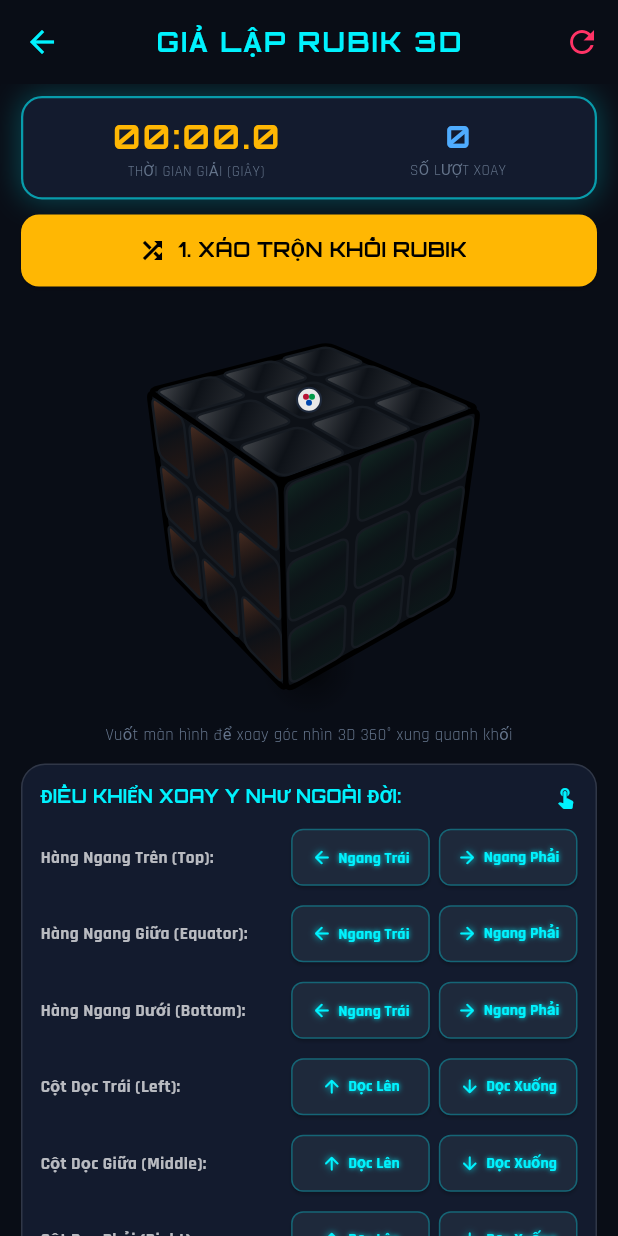
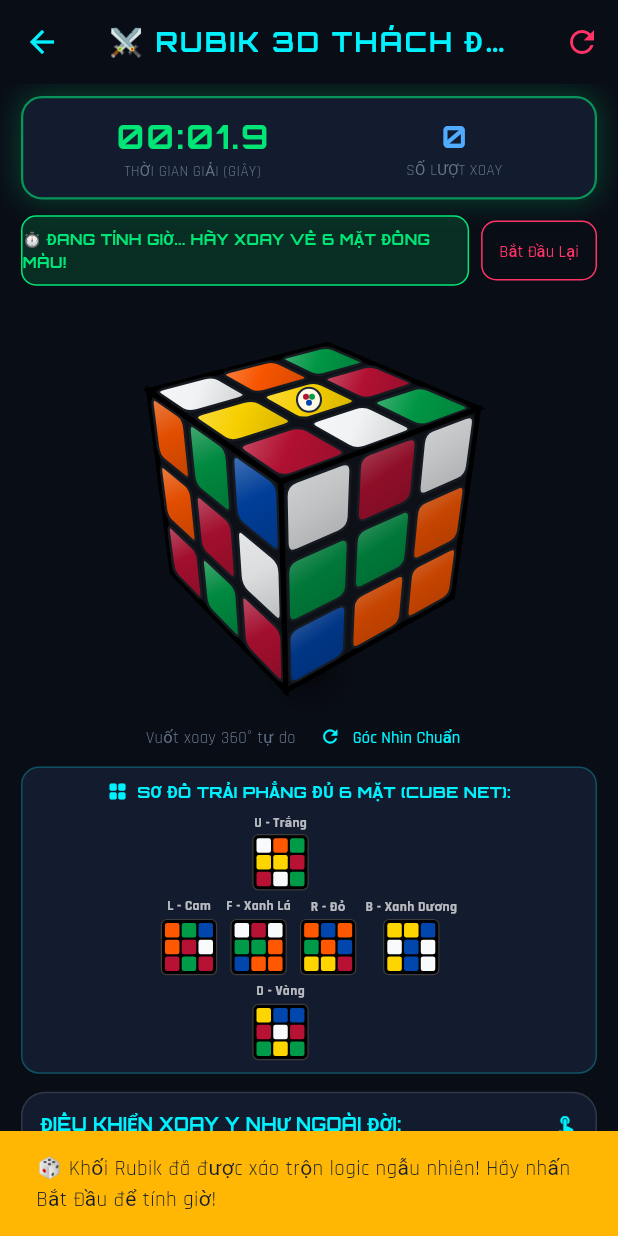
Before and after one commit to phuchh9999-sketch/DACC_LTDD_GODDY, a Flutter app: the RubikScreen screen opened directly, on a phone screen of 412 x 824 dp. Run offline on Flutter 3.47's test engine with Material 3 defaults, Android fonts, the phone set to English and light mode, and no system bars; our stand-ins replace google_fonts, qr_flutter, sensors_plus, shared_preferences; accounts and stored records are empty.

Commit message:
feat(rubik): add full 6-face live net diagram, free 360 rotation, and fix all rotation logic

```diff
--- a/goddy/lib/screens/games/rubik/rubik_cube_widget.dart
+++ b/goddy/lib/screens/games/rubik/rubik_cube_widget.dart
@@ -1,3 +1,4 @@
+import 'dart:async';
 import 'dart:math';
 import 'package:flutter/material.dart';
 import '../../../core/theme.dart';
@@ -22,6 +23,7 @@
   double _rotY = 0.65;
 
   late AnimationController _turnController;
+  Timer? _activeMoveTimer;
   String _activeMove = '';
 
   // 6 faces: 0=Up(White), 1=Down(Yellow), 2=Front(Green), 3=Back(Blue), 4=Right(Red), 5=Left(Orange)
@@ -47,6 +49,7 @@
 
   @override
   void dispose() {
+    _activeMoveTimer?.cancel();
     _turnController.dispose();
     super.dispose();
   }
@@ -61,6 +64,15 @@
         List.filled(9, cRed),    // 4 Right
         List.filled(9, cOrange), // 5 Left
       ];
+    });
+  }
+
+  List<List<Color>> get faces => _faces;
+
+  void resetCameraView() {
+    setState(() {
+      _rotX = -0.55;
+      _rotY = 0.65;
     });
   }
 
@@ -84,21 +96,20 @@
   }
 
   void executeMove(String move, {bool animate = true}) {
-    if (animate) {
     _activeMove = move;
-      _turnController.forward(from: 0.0).then((_) {
     _applyMoveLogic(move);
-        _turnController.reset();
-        _activeMove = '';
     widget.onMoveExecuted?.call();
     widget.onMoveName?.call(move);
     setState(() {});
+
+    _activeMoveTimer?.cancel();
+    _activeMoveTimer = Timer(const Duration(milliseconds: 200), () {
+      if (mounted && _activeMove == move) {
+        setState(() {
+          _activeMove = '';
         });
-    } else {
-      _applyMoveLogic(move);
-      widget.onMoveExecuted?.call();
-      setState(() {});
       }
+    });
   }
 
   void _applyMoveLogic(String move) {
@@ -106,29 +117,29 @@
       // Hàng ngang trên (Top Layer)
       case 'U':
         _rotateFaceClockwise(0);
-        _cycleEdges([2, 4, 3, 5], [0, 1, 2], [0, 1, 2], [0, 1, 2], [0, 1, 2]);
+        _cycleEdges([2, 5, 3, 4], [0, 1, 2], [0, 1, 2], [0, 1, 2], [0, 1, 2]);
         break;
       case "U'":
         _rotateFaceCounterClockwise(0);
-        _cycleEdges([5, 3, 4, 2], [0, 1, 2], [0, 1, 2], [0, 1, 2], [0, 1, 2]);
+        _cycleEdges([2, 4, 3, 5], [0, 1, 2], [0, 1, 2], [0, 1, 2], [0, 1, 2]);
         break;
 
       // Hàng ngang giữa (Equator Layer)
       case 'E':
-        _cycleEdges([2, 5, 3, 4], [3, 4, 5], [3, 4, 5], [3, 4, 5], [3, 4, 5]);
+        _cycleEdges([2, 4, 3, 5], [3, 4, 5], [3, 4, 5], [3, 4, 5], [3, 4, 5]);
         break;
       case "E'":
-        _cycleEdges([2, 4, 3, 5], [3, 4, 5], [3, 4, 5], [3, 4, 5], [3, 4, 5]);
+        _cycleEdges([2, 5, 3, 4], [3, 4, 5], [3, 4, 5], [3, 4, 5], [3, 4, 5]);
         break;
 
       // Hàng ngang dưới (Bottom Layer)
       case 'D':
         _rotateFaceClockwise(1);
-        _cycleEdges([2, 5, 3, 4], [6, 7, 8], [6, 7, 8], [6, 7, 8], [6, 7, 8]);
+        _cycleEdges([2, 4, 3, 5], [6, 7, 8], [6, 7, 8], [6, 7, 8], [6, 7, 8]);
         break;
       case "D'":
         _rotateFaceCounterClockwise(1);
-        _cycleEdges([4, 3, 5, 2], [6, 7, 8], [6, 7, 8], [6, 7, 8], [6, 7, 8]);
+        _cycleEdges([2, 5, 3, 4], [6, 7, 8], [6, 7, 8], [6, 7, 8], [6, 7, 8]);
         break;
 
       // Cột dọc phải (Right Column)
@@ -232,7 +243,6 @@
         setState(() {
           _rotY += details.delta.dx * 0.015;
           _rotX -= details.delta.dy * 0.015;
-          _rotX = _rotX.clamp(-1.45, 1.45);
         });
       },
       child: Center(
@@ -459,9 +469,14 @@
       final cBR = _transform(fCenter + uAxis * L + vAxis * L).project(center, fov);
       final cBL = _transform(fCenter - uAxis * L + vAxis * L).project(center, fov);
 
-      final faceBaseQuad = _buildRoundedQuad([cTL, cTR, cBR, cBL], 0.05);
-      canvas.drawPath(faceBaseQuad, blackBodyPaint);
-      canvas.drawPath(faceBaseQuad, outerChamferPaint);
+      final faceBasePath = Path()
+        ..moveTo(cTL.dx, cTL.dy)
+        ..lineTo(cTR.dx, cTR.dy)
+        ..lineTo(cBR.dx, cBR.dy)
+        ..lineTo(cBL.dx, cBL.dy)
+        ..close();
+      canvas.drawPath(faceBasePath, blackBodyPaint);
+      canvas.drawPath(faceBasePath, outerChamferPaint);
 
       // 2. Draw 9 Rounded Chamfered Stickers (3x3 grid)
       const double step = (2 * L) / 3.0;
@@ -485,10 +500,10 @@
           // Build realistic rounded corner sticker polygon in 3D perspective
           final stickerPath = _buildRoundedQuad([p0, p1, p2, p3], 0.16);
 
-          // Realistic 3D shading
-          final brightness = 0.76 + 0.24 * vf.diffuse;
+          // Realistic 3D shading with 100% full opacity (alpha = 255)
+          final brightness = (0.78 + 0.22 * vf.diffuse).clamp(0.0, 1.0);
           final baseShaded = Color.fromARGB(
-            color.a.toInt(),
+            255,
             (color.r * 255 * brightness).clamp(0, 255).toInt(),
             (color.g * 255 * brightness).clamp(0, 255).toInt(),
             (color.b * 255 * brightness).clamp(0, 255).toInt(),
--- a/goddy/lib/screens/games/rubik/rubik_screen.dart
+++ b/goddy/lib/screens/games/rubik/rubik_screen.dart
@@ -44,6 +44,12 @@
   void initState() {
     super.initState();
     _solverSteps = RubikSolverAi.generateSolutionSteps([]);
+    if (widget.onDuelFinish != null) {
+      WidgetsBinding.instance.addPostFrameCallback((_) {
+        _handleScramble();
+        _startStopwatch();
+      });
+    }
   }
 
   @override
@@ -259,7 +265,7 @@
       backgroundColor: GoddyTheme.bgDark,
       appBar: AppBar(
         title: Text(
-          'GIẢ LẬP RUBIK 3D',
+          widget.onDuelFinish != null ? '⚔️ RUBIK 3D THÁCH ĐẤU' : 'GIẢ LẬP RUBIK 3D',
           style: GoogleFonts.orbitron(fontWeight: FontWeight.bold, fontSize: 18),
         ),
         actions: [
@@ -333,10 +339,31 @@
                 onMoveExecuted: _onMoveExecuted,
               ),
 
-              const Text(
-                'Vuốt màn hình để xoay góc nhìn 3D 360° xung quanh khối',
-                style: TextStyle(color: GoddyTheme.textMuted, fontSize: 11),
+              Row(
+                mainAxisAlignment: MainAxisAlignment.center,
+                children: [
+                  const Text(
+                    'Vuốt xoay 360° tự do',
+                    style: TextStyle(color: GoddyTheme.textMuted, fontSize: 11),
+                  ),
+                  const SizedBox(width: 8),
+                  TextButton.icon(
+                    style: TextButton.styleFrom(
+                      padding: const EdgeInsets.symmetric(horizontal: 8, vertical: 2),
+                      minimumSize: Size.zero,
+                      tapTargetSize: MaterialTapTargetSize.shrinkWrap,
+                    ),
+                    icon: const Icon(Icons.refresh, size: 14, color: GoddyTheme.neonCyan),
+                    label: const Text('Góc Nhìn Chuẩn', style: TextStyle(color: GoddyTheme.neonCyan, fontSize: 11)),
+                    onPressed: () => _cubeKey.currentState?.resetCameraView(),
+                  ),
+                ],
               ),
+
+              const SizedBox(height: 10),
+
+              // Sơ đồ 6 Mặt phẳng trải rộng (2D Net)
+              _buildSixFacesNet(),
 
               const SizedBox(height: 12),
 
@@ -485,10 +512,10 @@
             title: 'Hàng Ngang Trên (Top):',
             btn1Icon: Icons.arrow_back_rounded,
             btn1Text: 'Ngang Trái',
-            btn1Move: 'U',
+            btn1Move: "U'",
             btn2Icon: Icons.arrow_forward_rounded,
             btn2Text: 'Ngang Phải',
-            btn2Move: "U'",
+            btn2Move: 'U',
           ),
           const SizedBox(height: 8),
 
@@ -497,10 +524,10 @@
             title: 'Hàng Ngang Giữa (Equator):',
             btn1Icon: Icons.arrow_back_rounded,
             btn1Text: 'Ngang Trái',
-            btn1Move: "E'",
+            btn1Move: 'E',
             btn2Icon: Icons.arrow_forward_rounded,
             btn2Text: 'Ngang Phải',
-            btn2Move: 'E',
+            btn2Move: "E'",
           ),
           const SizedBox(height: 8),
 
@@ -509,10 +536,10 @@
             title: 'Hàng Ngang Dưới (Bottom):',
             btn1Icon: Icons.arrow_back_rounded,
             btn1Text: 'Ngang Trái',
-            btn1Move: "D'",
+            btn1Move: 'D',
             btn2Icon: Icons.arrow_forward_rounded,
             btn2Text: 'Ngang Phải',
-            btn2Move: 'D',
+            btn2Move: "D'",
           ),
           const SizedBox(height: 8),
 
@@ -742,4 +769,126 @@
       ),
     );
   }
+
+  Widget _buildSixFacesNet() {
+    final faces = _cubeKey.currentState?.faces ?? [
+      List.filled(9, RubikCubeWidgetState.cWhite),
+      List.filled(9, RubikCubeWidgetState.cYellow),
+      List.filled(9, RubikCubeWidgetState.cGreen),
+      List.filled(9, RubikCubeWidgetState.cBlue),
+      List.filled(9, RubikCubeWidgetState.cRed),
+      List.filled(9, RubikCubeWidgetState.cOrange),
+    ];
+
+    Widget buildMiniFace(int faceIndex, String label) {
+      final faceColors = faces[faceIndex];
+      return Column(
+        mainAxisSize: MainAxisSize.min,
+        children: [
+          Text(
+            label,
+            style: const TextStyle(
+              color: Colors.white70,
+              fontSize: 9,
+              fontWeight: FontWeight.bold,
+            ),
+          ),
+          const SizedBox(height: 2),
+          Container(
+            padding: const EdgeInsets.all(2),
+            decoration: BoxDecoration(
+              color: Colors.black,
+              borderRadius: BorderRadius.circular(4),
+              border: Border.all(color: Colors.white24, width: 0.8),
+            ),
+            child: SizedBox(
+              width: 32,
+              height: 32,
+              child: GridView.builder(
+                physics: const NeverScrollableScrollPhysics(),
+                padding: EdgeInsets.zero,
+                gridDelegate: const SliverGridDelegateWithFixedCrossAxisCount(
+                  crossAxisCount: 3,
+                  crossAxisSpacing: 1.5,
+                  mainAxisSpacing: 1.5,
+                ),
+                itemCount: 9,
+                itemBuilder: (context, idx) {
+                  return Container(
+                    decoration: BoxDecoration(
+                      color: faceColors[idx],
+                      borderRadius: BorderRadius.circular(1.5),
+                    ),
+                  );
+                },
+              ),
+            ),
+          ),
+        ],
+      );
+    }
+
+    return Container(
+      width: double.infinity,
+      padding: const EdgeInsets.symmetric(horizontal: 10, vertical: 8),
+      decoration: BoxDecoration(
+        color: GoddyTheme.bgCard,
+        borderRadius: BorderRadius.circular(12),
+        border: Border.all(color: GoddyTheme.neonCyan.withValues(alpha: 0.25)),
+      ),
+      child: Column(
+        children: [
+          Row(
+            mainAxisAlignment: MainAxisAlignment.center,
+            children: [
+              const Icon(Icons.grid_view_rounded, size: 14, color: GoddyTheme.neonCyan),
+              const SizedBox(width: 6),
+              Text(
+                'SƠ ĐỒ TRẢI PHẲNG ĐỦ 6 MẶT (CUBE NET):',
+                style: GoogleFonts.orbitron(
+                  color: GoddyTheme.neonCyan,
+                  fontSize: 10.5,
+                  fontWeight: FontWeight.bold,
+                ),
+              ),
+            ],
+          ),
+          const SizedBox(height: 6),
+          // Row 1: Up (White)
+          Row(
+            mainAxisAlignment: MainAxisAlignment.center,
+            children: [
+              const SizedBox(width: 38),
+              buildMiniFace(0, 'U - Trắng'),
+              const SizedBox(width: 38 * 2),
+            ],
+          ),
+          const SizedBox(height: 4),
+          // Row 2: Left (Orange), Front (Green), Right (Red), Back (Blue)
+          Row(
+            mainAxisAlignment: MainAxisAlignment.center,
+            children: [
+              buildMiniFace(5, 'L - Cam'),
+              const SizedBox(width: 6),
+              buildMiniFace(2, 'F - Xanh Lá'),
+              const SizedBox(width: 6),
+              buildMiniFace(4, 'R - Đỏ'),
+              const SizedBox(width: 6),
+              buildMiniFace(3, 'B - Xanh Dương'),
+            ],
+          ),
+          const SizedBox(height: 4),
+          // Row 3: Down (Yellow)
+          Row(
+            mainAxisAlignment: MainAxisAlignment.center,
+            children: [
+              const SizedBox(width: 38),
+              buildMiniFace(1, 'D - Vàng'),
+              const SizedBox(width: 38 * 2),
+            ],
+          ),
+        ],
+      ),
+    );
+  }
 }
```
Also changed, not shown: 2 other files. Lines whose indentation alone changed are shown as unchanged.
